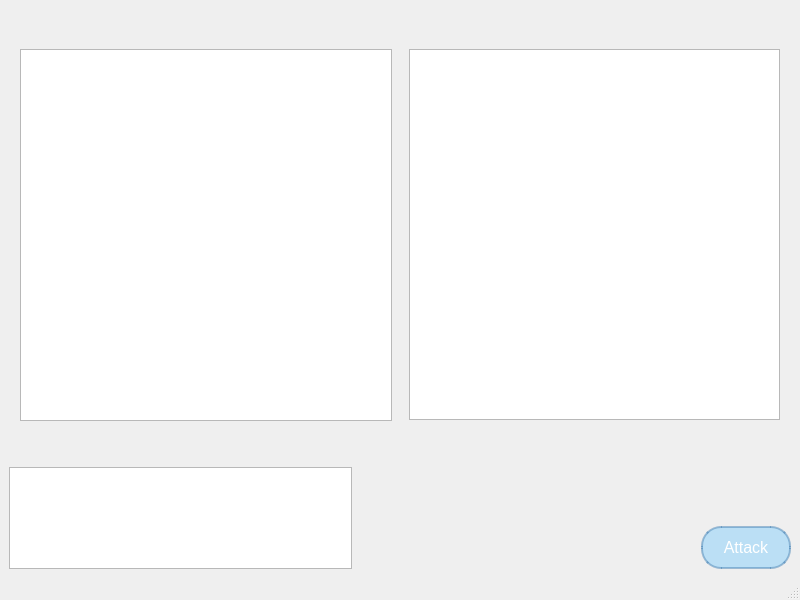
Before: the Qt Designer form SeaBattle/maingamewindow.ui in HorychenkoMax/World-Of-Sea-Battle, drawn with Qt 5.
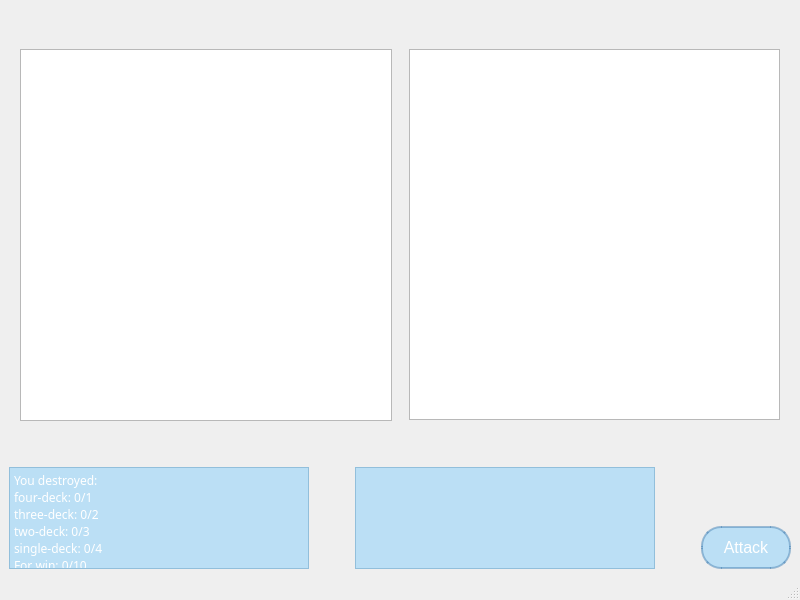
After: the same form once the commit is applied.

```diff
--- a/SeaBattle/maingamewindow.ui
+++ b/SeaBattle/maingamewindow.ui
@@ -98,12 +98,45 @@
     <item>
      <layout class="QVBoxLayout" name="verticalLayout_2">
       <item>
-       <layout class="QHBoxLayout" name="horizontalLayout_2">
+       <layout class="QHBoxLayout" name="horizontalLayout_2" stretch="1,0,1,0,0">
         <item>
          <widget class="QTextEdit" name="information">
+          <property name="font">
+           <font>
+            <family>Segoe Script</family>
+           </font>
+          </property>
+          <property name="styleSheet">
+           <string notr="true">background-color: rgba(135, 206, 250, 0.5);
+color: #FFFFFF;</string>
+          </property>
+          <property name="verticalScrollBarPolicy">
+           <enum>Qt::ScrollBarAlwaysOff</enum>
+          </property>
+          <property name="horizontalScrollBarPolicy">
+           <enum>Qt::ScrollBarAlwaysOff</enum>
+          </property>
+          <property name="sizeAdjustPolicy">
+           <enum>QAbstractScrollArea::AdjustToContents</enum>
+          </property>
           <property name="readOnly">
            <bool>true</bool>
           </property>
+          <property name="html">
+           <string>&lt;!DOCTYPE HTML PUBLIC &quot;-//W3C//DTD HTML 4.0//EN&quot; &quot;http://www.w3.org/TR/REC-html40/strict.dtd&quot;&gt;
+&lt;html&gt;&lt;head&gt;&lt;meta name=&quot;qrichtext&quot; content=&quot;1&quot; /&gt;&lt;meta charset=&quot;utf-8&quot; /&gt;&lt;style type=&quot;text/css&quot;&gt;
+p, li { white-space: pre-wrap; }
+hr { height: 1px; border-width: 0; }
+li.unchecked::marker { content: &quot;\2610&quot;; }
+li.checked::marker { content: &quot;\2612&quot;; }
+&lt;/style&gt;&lt;/head&gt;&lt;body style=&quot; font-family:'Segoe Script'; font-size:9pt; font-weight:400; font-style:normal;&quot;&gt;
+&lt;p style=&quot; margin-top:0px; margin-bottom:0px; margin-left:0px; margin-right:0px; -qt-block-indent:0; text-indent:0px;&quot;&gt;&lt;span style=&quot; font-family:'Segoe UI';&quot;&gt;You destroyed:&lt;/span&gt;&lt;/p&gt;
+&lt;p style=&quot; margin-top:0px; margin-bottom:0px; margin-left:0px; margin-right:0px; -qt-block-indent:0; text-indent:0px;&quot;&gt;&lt;span style=&quot; font-family:'Segoe UI';&quot;&gt;four-deck: 0/1 &lt;/span&gt;&lt;/p&gt;
+&lt;p style=&quot; margin-top:0px; margin-bottom:0px; margin-left:0px; margin-right:0px; -qt-block-indent:0; text-indent:0px;&quot;&gt;&lt;span style=&quot; font-family:'Segoe UI';&quot;&gt;three-deck: 0/2 &lt;/span&gt;&lt;/p&gt;
+&lt;p style=&quot; margin-top:0px; margin-bottom:0px; margin-left:0px; margin-right:0px; -qt-block-indent:0; text-indent:0px;&quot;&gt;&lt;span style=&quot; font-family:'Segoe UI';&quot;&gt;two-deck: 0/3 &lt;/span&gt;&lt;/p&gt;
+&lt;p style=&quot; margin-top:0px; margin-bottom:0px; margin-left:0px; margin-right:0px; -qt-block-indent:0; text-indent:0px;&quot;&gt;&lt;span style=&quot; font-family:'Segoe UI';&quot;&gt;single-deck: 0/4&lt;/span&gt;&lt;/p&gt;
+&lt;p style=&quot; margin-top:0px; margin-bottom:0px; margin-left:0px; margin-right:0px; -qt-block-indent:0; text-indent:0px;&quot;&gt;&lt;span style=&quot; font-family:'Segoe UI';&quot;&gt;For win: 0/10&lt;/span&gt;&lt;/p&gt;&lt;/body&gt;&lt;/html&gt;</string>
+          </property>
          </widget>
         </item>
         <item>
@@ -119,6 +152,54 @@
           </property>
          </spacer>
         </item>
+        <item>
+         <widget class="QTextEdit" name="label">
+          <property name="font">
+           <font>
+            <family>Segoe Script</family>
+           </font>
+          </property>
+          <property name="styleSheet">
+           <string notr="true">background-color: rgba(135, 206, 250, 0.5);
+color: #FFFFFF;</string>
+          </property>
+          <property name="verticalScrollBarPolicy">
+           <enum>Qt::ScrollBarAlwaysOff</enum>
+          </property>
+          <property name="horizontalScrollBarPolicy">
+           <enum>Qt::ScrollBarAlwaysOff</enum>
+          </property>
+          <property name="sizeAdjustPolicy">
+           <enum>QAbstractScrollArea::AdjustToContents</enum>
+          </property>
+          <property name="readOnly">
+           <bool>true</bool>
+          </property>
+          <property name="html">
+           <string>&lt;!DOCTYPE HTML PUBLIC &quot;-//W3C//DTD HTML 4.0//EN&quot; &quot;http://www.w3.org/TR/REC-html40/strict.dtd&quot;&gt;
+&lt;html&gt;&lt;head&gt;&lt;meta name=&quot;qrichtext&quot; content=&quot;1&quot; /&gt;&lt;meta charset=&quot;utf-8&quot; /&gt;&lt;style type=&quot;text/css&quot;&gt;
+p, li { white-space: pre-wrap; }
+hr { height: 1px; border-width: 0; }
+li.unchecked::marker { content: &quot;\2610&quot;; }
+li.checked::marker { content: &quot;\2612&quot;; }
+&lt;/style&gt;&lt;/head&gt;&lt;body style=&quot; font-family:'Segoe Script'; font-size:9pt; font-weight:400; font-style:normal;&quot;&gt;
+&lt;p style=&quot;-qt-paragraph-type:empty; margin-top:0px; margin-bottom:0px; margin-left:0px; margin-right:0px; -qt-block-indent:0; text-indent:0px;&quot;&gt;&lt;br /&gt;&lt;/p&gt;&lt;/body&gt;&lt;/html&gt;</string>
+          </property>
+         </widget>
+        </item>
+        <item>
+         <spacer name="horizontalSpacer_2">
+          <property name="orientation">
+           <enum>Qt::Horizontal</enum>
+          </property>
+          <property name="sizeHint" stdset="0">
+           <size>
+            <width>40</width>
+            <height>20</height>
+           </size>
+          </property>
+         </spacer>
+        </item>
         <item>
          <layout class="QVBoxLayout" name="verticalLayout">
           <item>
```
Left out of the diff: 2 changed lines with no effect on the pictures.
